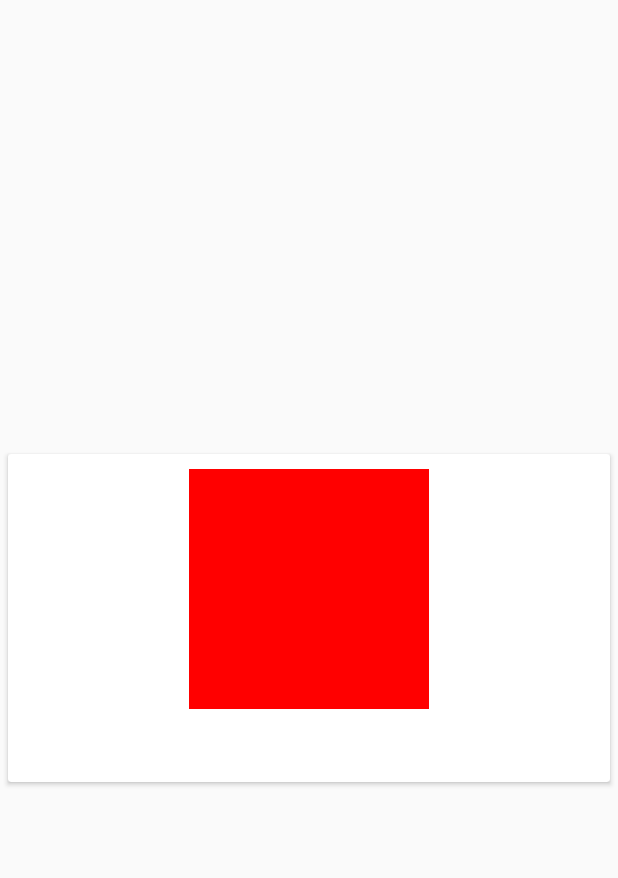
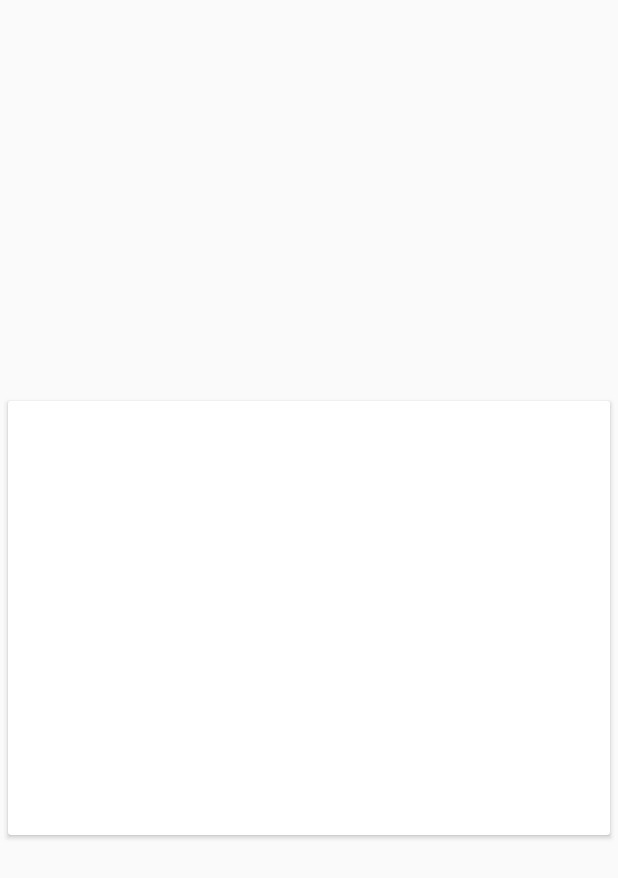
Before and after one commit to nafarya/MarketForMoms, an Android app: the layout fragment_main_advice_list_item.xml on its own in the app's theme, with its tools: preview values and no code run, on a phone screen of 412 x 824 dp. Shown: the top 878 px of the screen. Run offline under Robolectric (Android 15) with nearby library versions, the phone set to English and light mode, and no system bars.

Commit message:
refactored main_advice_list + design

```diff
--- a/app/src/main/java/com/example/dan/mommarket/adapter/MainAdviceListRVAdapter.java
+++ b/app/src/main/java/com/example/dan/mommarket/adapter/MainAdviceListRVAdapter.java
@@ -2,6 +2,7 @@ package com.example.dan.mommarket.adapter;
 
 import android.content.Context;
 import android.support.v7.widget.RecyclerView;
+import android.util.Log;
 import android.view.LayoutInflater;
 import android.view.View;
 import android.view.ViewGroup;
--- a/app/src/main/res/layout/fragment_main_advice_list_item.xml
+++ b/app/src/main/res/layout/fragment_main_advice_list_item.xml
@@ -1,38 +1,45 @@
 <?xml version="1.0" encoding="utf-8"?>
-<android.support.v7.widget.CardView xmlns:card_view="http://schemas.android.com/apk/res-auto"
+<android.support.v7.widget.CardView
     xmlns:android="http://schemas.android.com/apk/res/android"
     android:id="@+id/card_view"
     android:layout_gravity="center"
     android:layout_width="match_parent"
     android:layout_margin="5dp"
-    android:layout_height="wrap_content"
-    card_view:cardCornerRadius="2dp">
+    android:layout_height="wrap_content">
 
     <LinearLayout xmlns:android="http://schemas.android.com/apk/res/android"
-        xmlns:card_view="http://schemas.android.com/apk/res-auto"
         android:orientation="vertical"
         android:layout_width="match_parent"
         android:layout_margin="10dp"
         android:layout_height="wrap_content">
 
             <ImageView
-                android:layout_width="160dp"
-                android:layout_height="160dp"
+                android:layout_width="192dp"
+                android:layout_height="192dp"
                 android:id="@+id/rv_advice_list_item_image"
-                android:background="#FF0000"
                 android:layout_gravity="center_horizontal" />
 
             <TextView
                 android:layout_width="wrap_content"
                 android:layout_height="wrap_content"
                 android:id="@+id/rv_advice_list_item_name"
-                android:layout_gravity="center_horizontal" />
+                android:layout_marginLeft="16dp"
+                android:layout_marginRight="16dp"
+                android:layout_marginTop="16dp"
+                android:textColor="#e5000000"
+                android:textSize="20sp"
+                android:height="24sp"/>
 
             <TextView
-                android:layout_width="wrap_content"
+                android:layout_width="match_parent"
                 android:layout_height="wrap_content"
                 android:id="@+id/rv_advice_list_item_description"
-                android:layout_gravity="center_horizontal" />
+                android:layout_marginTop="8dp"
+                android:layout_marginLeft="16dp"
+                android:layout_marginRight="16dp"
+                android:layout_marginBottom="10dp"
+                android:textColor="#e5000000"
+                android:textSize="14sp"/>
     </LinearLayout>
 
 </android.support.v7.widget.CardView>
```
Also changed, not shown: 2 other files.
